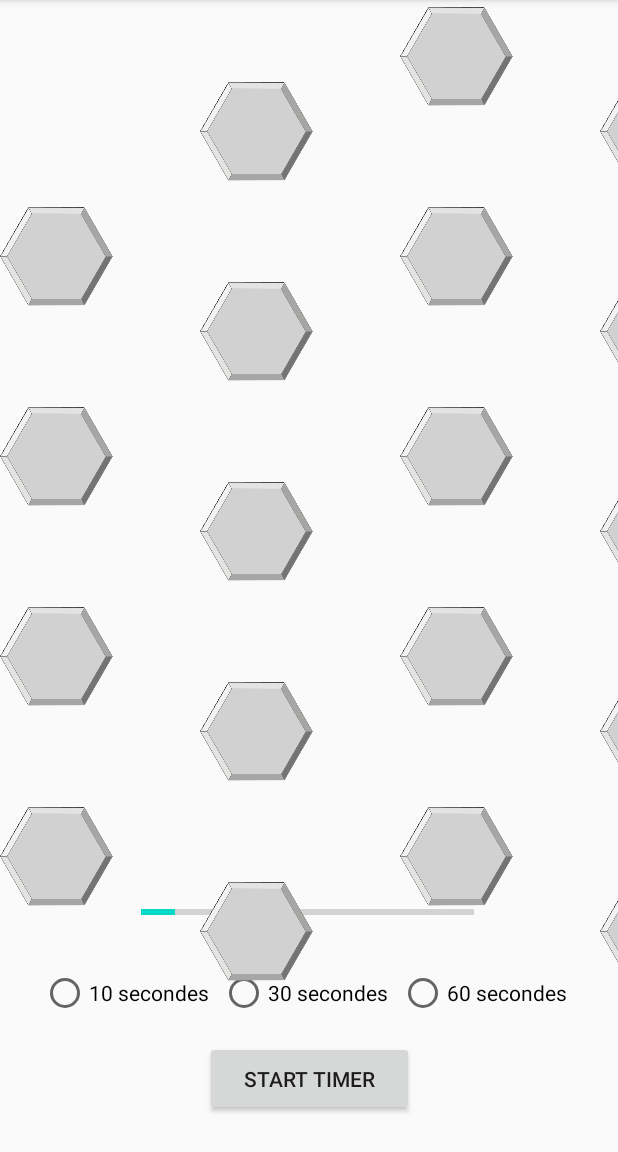
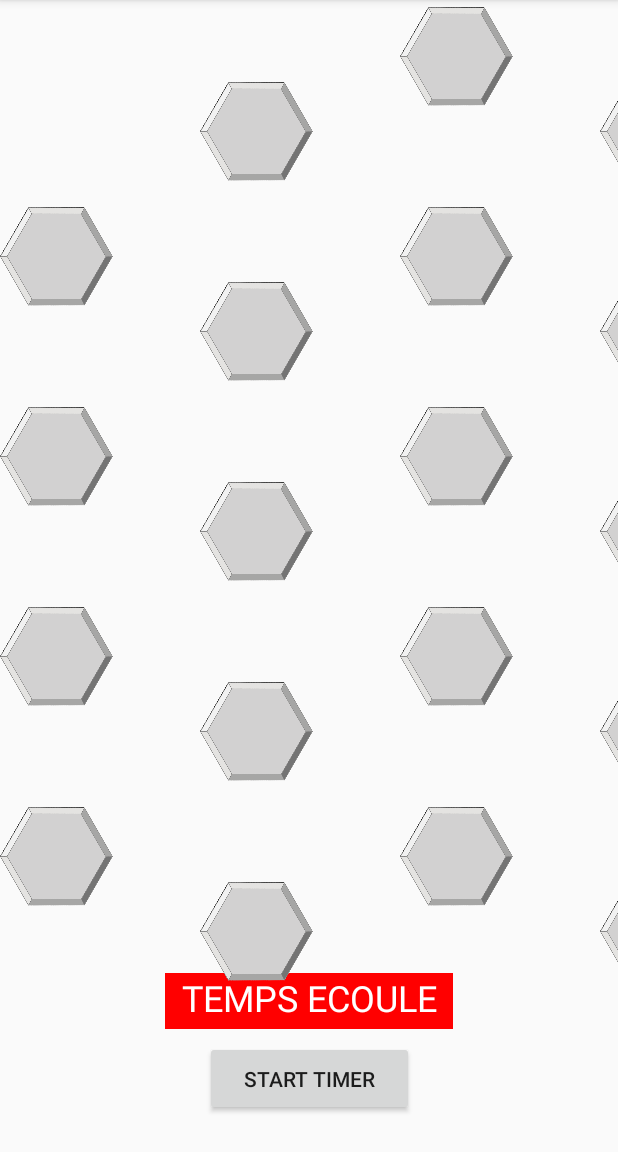
Before and after one commit to Tystat/Demineur6x, an Android app: the screen it shows after launch (MainActivity), after a tap on "START TIMER", on a phone screen of 412 x 824 dp, the part 84-1236 px from its top. Run offline under Robolectric (Android 15) with nearby library versions, the phone set to English and light mode, and no system bars; 1 statement that could not run was skipped.

Commit message:
More complex timer with multiple choices for the length

```diff
--- a/app/src/main/java/com/example/demineur6x/MainActivity.java
+++ b/app/src/main/java/com/example/demineur6x/MainActivity.java
@@ -6,6 +6,7 @@ import androidx.constraintlayout.widget.ConstraintSet;
 import androidx.fragment.app.FragmentManager;
 import androidx.fragment.app.FragmentTransaction;
 
+import android.media.TimedText;
 import android.os.AsyncTask;
 import android.os.Bundle;
 import android.service.quicksettings.Tile;
@@ -14,13 +15,19 @@ import android.view.View;
 import android.widget.FrameLayout;
 import android.widget.Button;
 import android.widget.ProgressBar;
+import android.widget.RadioGroup;
+import android.widget.TextView;
 import android.widget.Toast;
+
+import org.w3c.dom.Text;
 
 public class MainActivity extends AppCompatActivity {
 
     private TileFragment[][] _tileArray = new TileFragment[5][5];
     private Button start;
     private ProgressBar timer;
+    private RadioGroup TimeChoice;
+    private TextView TimeLeft;
 
     @Override
     protected void onCreate(Bundle savedInstanceState) {
@@ -29,13 +36,18 @@ public class MainActivity extends AppCompatActivity {
 
         timer= (ProgressBar) findViewById(R.id.timer);
         start= (Button) findViewById(R.id.go);
+        TimeChoice = findViewById(R.id.TimeGroup);
+        TimeLeft=findViewById(R.id.TimeText);
 
         timer.setProgress(0);
         timer.setVisibility(View.GONE);
+        TimeLeft.setVisibility(View.GONE);
+
 
         View.OnClickListener listener = new View.OnClickListener() {
             @Override
             public void onClick(View v) {
+                TimeChoice.setVisibility(View.GONE);
                 timer.setVisibility(View.VISIBLE);
                 timer.setProgress(0);
                 switch (v.getId()){
@@ -231,13 +243,26 @@ public class MainActivity extends AppCompatActivity {
         }
         @Override
         protected Void doInBackground(Void...params){
-            for(int i=0;i<=10;i++){
+            int Time = TimeChoice.indexOfChild(findViewById(TimeChoice.getCheckedRadioButtonId()));
+            int time=0;
+            switch (Time){
+                case 0:
+                    time=3;
+                    break;
+                case 1:
+                    time=5;
+                    break;
+                case 2:
+                    time=8;
+                    break;
+            }
+            for(int i=0;i<=time;i++){
                 try{
-                    Thread.sleep(1000L);
+                    Thread.sleep(time*100);
                 }catch (InterruptedException e){
                     e.printStackTrace();
                 }
-                publishProgress(i*10);
+                publishProgress(i*100/time);
             }
             return null;
         }
@@ -245,6 +270,10 @@ public class MainActivity extends AppCompatActivity {
         protected void onPostExecute(Void result){
             super.onPostExecute(result);
             timer.setVisibility(View.GONE);
+            TimeLeft.setText("TEMPS ECOULE");
+            TimeLeft.setBackgroundColor(getResources().getColor(R.color.colorRed));
+            TimeLeft.setTextColor(getResources().getColor(R.color.colorWhite));
+            TimeLeft.setVisibility(View.VISIBLE);
         }
     }
 }
--- a/app/src/main/res/layout/activity_main.xml
+++ b/app/src/main/res/layout/activity_main.xml
@@ -25,6 +25,18 @@
             app:layout_constraintHorizontal_bias="0.344"
             app:layout_constraintStart_toStartOf="parent" />
 
+        <TextView
+            android:id="@+id/TimeText"
+            android:layout_width="192dp"
+            android:layout_height="37dp"
+            android:layout_marginBottom="8dp"
+            android:textAlignment="center"
+            android:textSize="24sp"
+            app:layout_constraintBottom_toTopOf="@+id/go"
+            app:layout_constraintEnd_toEndOf="parent"
+            app:layout_constraintStart_toStartOf="parent"
+            tools:text="Temps restant" />
+
         <ProgressBar
             android:id="@+id/timer"
             style="?android:attr/progressBarStyleHorizontal"
@@ -32,8 +44,8 @@
             android:layout_height="43dp"
             android:layout_marginStart="94dp"
             android:layout_marginEnd="96dp"
-            android:layout_marginBottom="16dp"
-            app:layout_constraintBottom_toTopOf="@+id/TimeGroup"
+            android:layout_marginBottom="8dp"
+            app:layout_constraintBottom_toTopOf="@+id/go"
             app:layout_constraintEnd_toEndOf="parent"
             app:layout_constraintHorizontal_bias="1.0"
             app:layout_constraintStart_toStartOf="parent" />
@@ -44,7 +56,7 @@
             android:layout_height="32dp"
             android:layout_marginStart="33dp"
             android:layout_marginEnd="33dp"
-            android:layout_marginBottom="16dp"
+            android:layout_marginBottom="8dp"
             android:orientation="horizontal"
             app:layout_constraintBottom_toTopOf="@+id/go"
             app:layout_constraintEnd_toEndOf="parent"
@@ -55,28 +67,31 @@
                 android:layout_width="wrap_content"
                 android:layout_height="wrap_content"
                 android:layout_weight="1"
-                android:text="10 secondes" />
+                android:text="3 secondes" />
 
             <RadioButton
                 android:id="@+id/Time2"
-                android:layout_width="wrap_content"
+                android:layout_width="128dp"
                 android:layout_height="wrap_content"
                 android:layout_weight="1"
-                android:text="30 secondes" />
+                android:text="5 secondes" />
 
             <RadioButton
                 android:id="@+id/Time3"
                 android:layout_width="wrap_content"
                 android:layout_height="wrap_content"
                 android:layout_weight="1"
-                android:text="60 secondes" />
+                android:text="8 secondes" />
         </RadioGroup>
+
+        <androidx.constraintlayout.widget.ConstraintLayout
+            android:id="@+id/MainLayout"
+            android:layout_width="match_parent"
+            android:layout_height="match_parent"
+            tools:layout_editor_absoluteY="1dp">
+
+        </androidx.constraintlayout.widget.ConstraintLayout>
+
     </androidx.constraintlayout.widget.ConstraintLayout>
 
-    <androidx.constraintlayout.widget.ConstraintLayout
-        android:id="@+id/MainLayout"
-        android:layout_width="match_parent"
-        android:layout_height="match_parent">
-
-    </androidx.constraintlayout.widget.ConstraintLayout>
 </androidx.constraintlayout.widget.ConstraintLayout>
--- a/app/src/main/res/values/colors.xml
+++ b/app/src/main/res/values/colors.xml
@@ -3,4 +3,8 @@
     <color name="colorPrimary">#6200EE</color>
     <color name="colorPrimaryDark">#3700B3</color>
     <color name="colorAccent">#03DAC5</color>
+
+    <color name="colorRed">#F00</color>
+    <color name="colorWhite">#FFF</color>
+
 </resources>
```
